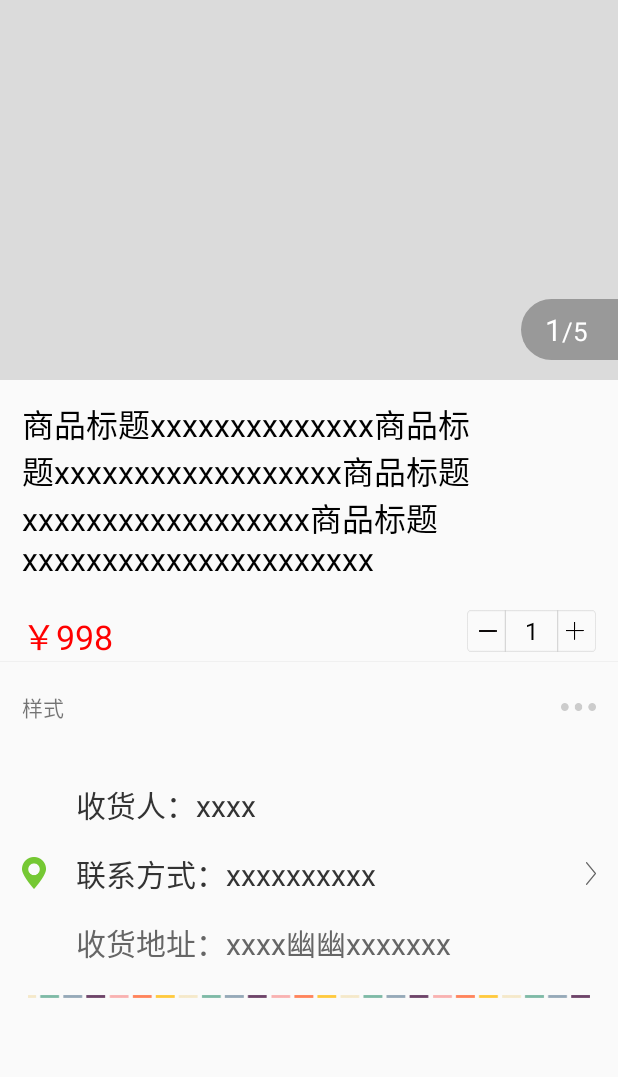
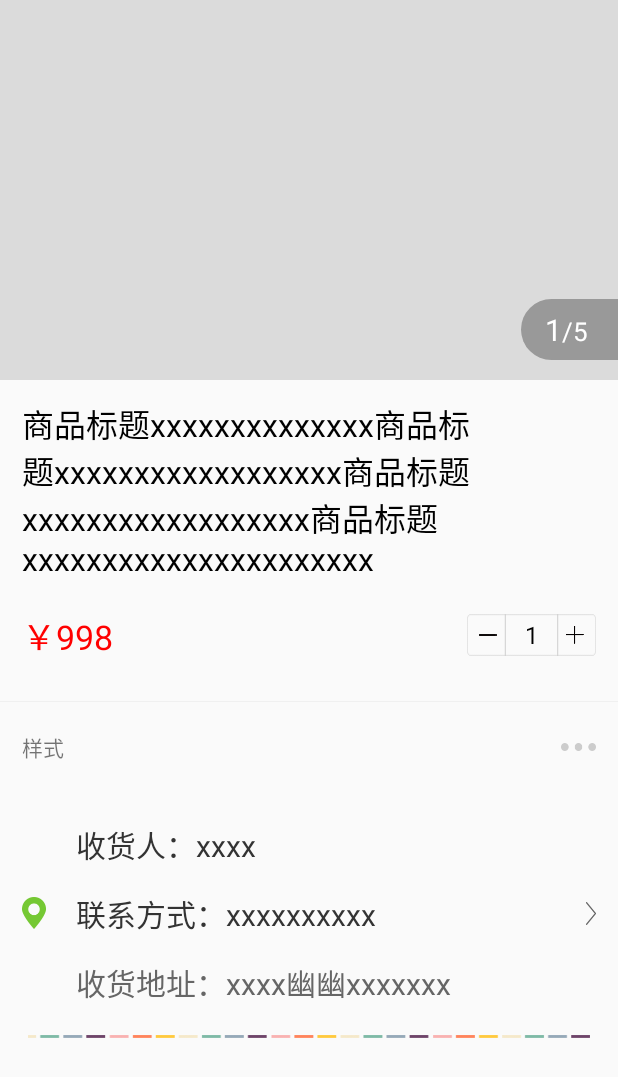
Before and after one commit to yjyvi/wette, an Android app: the layout fragment_product.xml on its own in the app's theme, with its tools: preview values and no code run, on a phone screen of 412 x 824 dp. Shown: the top 1077 px of the screen. Run offline under Robolectric (Android 15) with nearby library versions, the phone set to English and light mode, and no system bars.

```diff
--- a/app/src/main/res/layout/fragment_product.xml
+++ b/app/src/main/res/layout/fragment_product.xml
@@ -89,6 +89,7 @@
         android:layout_marginTop="30px"
         android:orientation="horizontal"
         android:paddingLeft="22px"
+        android:gravity="center_vertical"
         android:paddingRight="22px"
         android:layout_width="match_parent"
         android:layout_height="wrap_content">
@@ -144,6 +145,7 @@
 
     <!--分割线-->
     <View
+        android:layout_marginTop="40px"
         android:layout_width="match_parent"
         android:background="@color/gray_line"
         android:layout_height="1px"/>
```
Also changed, not shown: app/src/main/java/com/risenb/wette/ui/home/productDetial/ProductFragment.java (+7 -2 lines), app/src/main/java/com/risenb/wette/views/MyViewPagerIndicator.java (+19 -1 lines).
